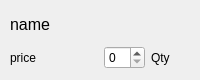
Old version of the form src/widgets/souvenirlistitem.ui in the repository minorleaguegrayonassociates/GrayonSlam.
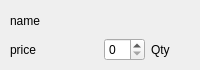
New version of the form.

Commit message: Smaller widget and font size

What changed in the file:
```diff
--- a/src/widgets/souvenirlistitem.ui
+++ b/src/widgets/souvenirlistitem.ui
@@ -7,7 +7,7 @@
     <x>0</x>
     <y>0</y>
     <width>200</width>
-    <height>80</height>
+    <height>70</height>
    </rect>
   </property>
   <property name="windowTitle">
@@ -19,17 +19,12 @@
      <x>10</x>
      <y>10</y>
      <width>181</width>
-     <height>61</height>
+     <height>51</height>
     </rect>
    </property>
    <layout class="QVBoxLayout" name="verticalLayout">
     <item>
      <widget class="QLabel" name="name">
-      <property name="font">
-       <font>
-        <pointsize>12</pointsize>
-       </font>
-      </property>
       <property name="text">
        <string>name</string>
       </property>
@@ -60,9 +55,6 @@
           <property name="maximum">
            <number>99</number>
           </property>
-          <property name="value">
-           <number>0</number>
-          </property>
          </widget>
         </item>
         <item>
```
The commit also changes 1 other file.
